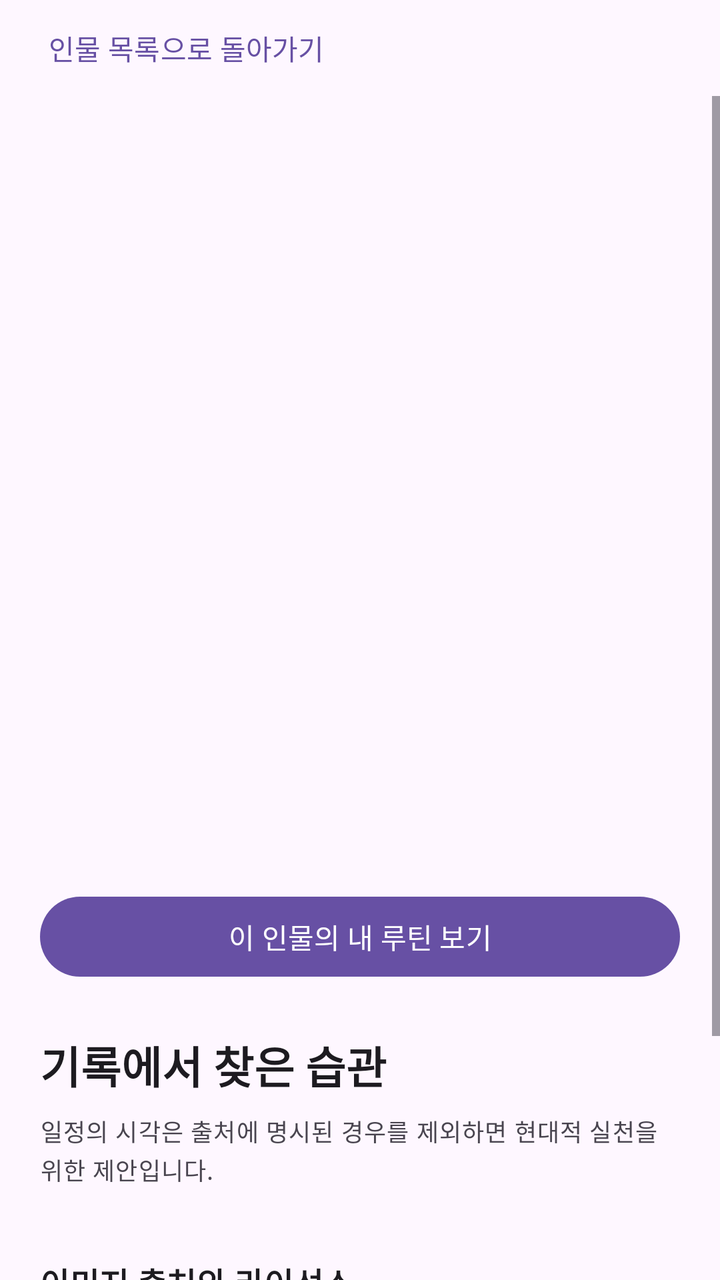
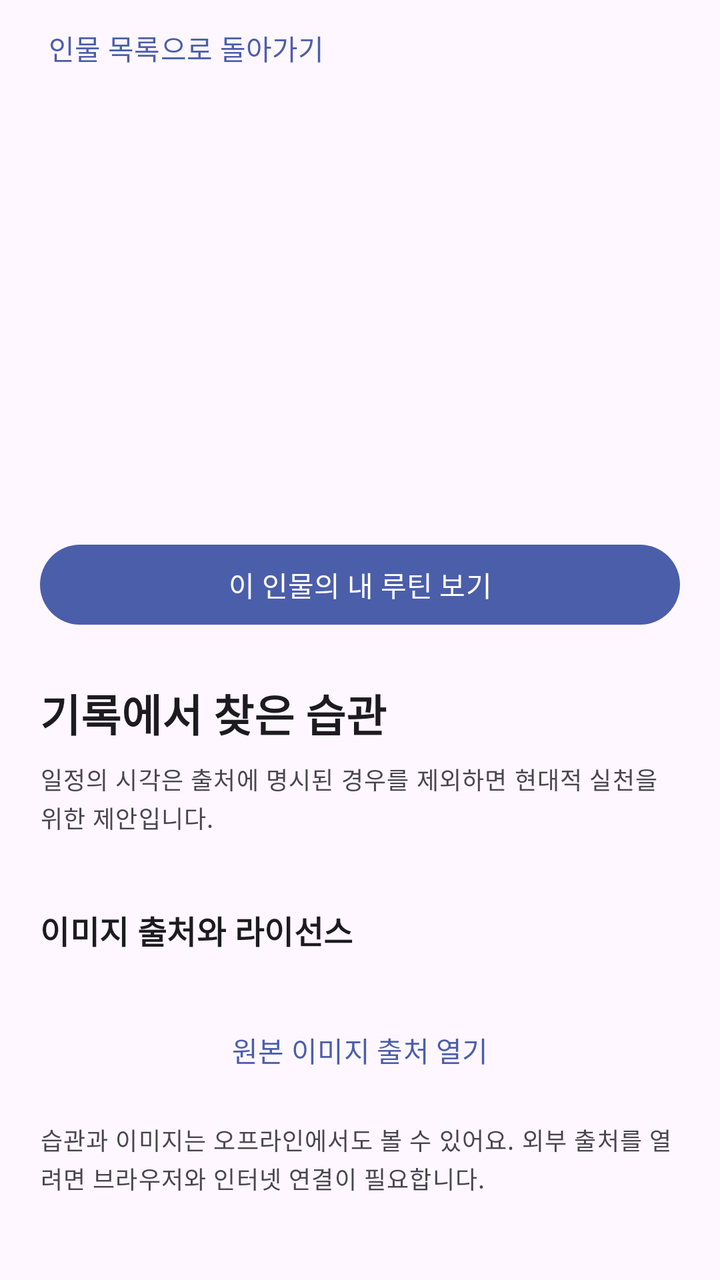

Two renders of the same Android screen: before a commit and after it. Below are the layout's source before the change and the commit's diff.
<!-- AndroidManifest.xml: application theme Theme.AndroidApp -->
<!-- res/layout/activity_hero_detail.xml -->
<?xml version="1.0" encoding="utf-8"?>
<LinearLayout xmlns:android="http://schemas.android.com/apk/res/android"
    android:layout_width="match_parent"
    android:layout_height="match_parent"
    android:background="?attr/colorSurface"
    android:orientation="vertical">

    <Button
        android:id="@+id/heroDetailBack"
        style="?attr/borderlessButtonStyle"
        android:layout_width="wrap_content"
        android:layout_height="wrap_content"
        android:layout_marginStart="12dp"
        android:minHeight="48dp"
        android:text="@string/hero_back" />

    <TextView
        android:id="@+id/heroDetailError"
        android:layout_width="match_parent"
        android:layout_height="wrap_content"
        android:padding="24dp"
        android:text="@string/hero_not_found"
        android:textAppearance="?attr/textAppearanceBodyLarge"
        android:visibility="gone" />

    <ScrollView
        android:id="@+id/heroDetailContent"
        android:layout_width="match_parent"
        android:layout_height="0dp"
        android:layout_weight="1"
        android:fillViewport="true">

        <LinearLayout
            android:layout_width="match_parent"
            android:layout_height="wrap_content"
            android:orientation="vertical"
            android:padding="20dp">

            <ImageView
                android:id="@+id/heroDetailPortrait"
                android:layout_width="match_parent"
                android:layout_height="240dp"
                android:adjustViewBounds="true"
                android:scaleType="fitCenter"
                android:contentDescription="@null" />

            <TextView
                android:id="@+id/heroDetailName"
                android:layout_width="match_parent"
                android:layout_height="wrap_content"
                android:layout_marginTop="16dp"
                android:textAppearance="?attr/textAppearanceHeadlineLarge"
                android:textStyle="bold" />

            <TextView
                android:id="@+id/heroDetailField"
                android:layout_width="match_parent"
                android:layout_height="wrap_content"
                android:layout_marginTop="6dp"
                android:textAppearance="?attr/textAppearanceTitleMedium" />

            <TextView
                android:id="@+id/heroDetailBio"
                android:layout_width="match_parent"
                android:layout_height="wrap_content"
                android:layout_marginTop="12dp"
                android:lineSpacingExtra="4dp"
                android:textAppearance="?attr/textAppearanceBodyLarge"
                android:textIsSelectable="true" />

            <Button
                android:id="@+id/heroPersonalRoutines"
                android:layout_width="match_parent"
                android:layout_height="wrap_content"
                android:layout_marginTop="16dp"
                android:minHeight="48dp"
                android:text="@string/hero_detail_select" />

            <TextView
                android:id="@+id/heroStorageError"
                android:layout_width="match_parent"
                android:layout_height="wrap_content"
                android:text="@string/hero_load_error"
                android:textColor="?attr/colorError"
                android:accessibilityLiveRegion="polite"
                android:visibility="gone" />

            <TextView
                android:id="@+id/heroDetailAlarmStatus"
                android:layout_width="match_parent"
                android:layout_height="wrap_content"
                android:layout_marginTop="8dp"
                android:accessibilityLiveRegion="polite"
                android:text="@string/hero_alarm_restore_error"
                android:textAppearance="?attr/textAppearanceBodySmall"
                android:textColor="?attr/colorError"
                android:visibility="gone" />

            <Button
                android:id="@+id/heroStorageRetry"
                style="?attr/borderlessButtonStyle"
                android:layout_width="wrap_content"
                android:layout_height="wrap_content"
                android:minHeight="48dp"
                android:text="@string/hero_retry"
                android:visibility="gone" />

            <TextView
                android:layout_width="match_parent"
                android:layout_height="wrap_content"
                android:layout_marginTop="24dp"
                android:text="@string/hero_routine_heading"
                android:textAppearance="?attr/textAppearanceTitleLarge"
                android:textStyle="bold" />

            <TextView
                android:layout_width="match_parent"
                android:layout_height="wrap_content"
                android:layout_marginTop="8dp"
                android:text="@string/hero_sample_notice"
                android:textAppearance="?attr/textAppearanceBodySmall" />

            <LinearLayout
                android:id="@+id/historicalRoutineContainer"
                android:layout_width="match_parent"
                android:layout_height="wrap_content"
                android:layout_marginTop="12dp"
                android:orientation="vertical" />

            <TextView
                android:layout_width="match_parent"
                android:layout_height="wrap_content"
                android:layout_marginTop="24dp"
                android:text="@string/hero_portrait_credit_heading"
                android:textAppearance="?attr/textAppearanceTitleMedium"
                android:textStyle="bold" />

            <TextView
                android:id="@+id/heroPortraitCredit"
                android:layout_width="match_parent"
                android:layout_height="wrap_content"
                android:layout_marginTop="8dp"
                android:textAppearance="?attr/textAppearanceBodySmall"
                android:textIsSelectable="true" />

            <Button
                android:id="@+id/heroPortraitSource"
                style="?attr/borderlessButtonStyle"
                android:layout_width="match_parent"
                android:layout_height="wrap_content"
                android:minHeight="48dp"
                android:text="@string/hero_portrait_source" />

            <TextView
                android:layout_width="match_parent"
                android:layout_height="wrap_content"
                android:layout_marginTop="12dp"
                android:text="@string/hero_source_external_notice"
                android:textAppearance="?attr/textAppearanceBodySmall" />
        </LinearLayout>
    </ScrollView>
</LinearLayout>
<!-- resources referenced by this layout -->
<resources>
  <string name="hero_alarm_restore_error">알림 예약을 복원하지 못했습니다. 설정에서 알림 상태를 확인하고 다시 앱을 열어주세요.</string>
  <string name="hero_back">인물 목록으로 돌아가기</string>
  <string name="hero_detail_select">이 인물의 내 루틴 보기</string>
  <string name="hero_load_error">저장된 루틴을 읽지 못했습니다. 다시 열어 확인해주세요.</string>
  <string name="hero_not_found">해당 인물을 찾을 수 없습니다. 인물 목록에서 다시 선택해주세요.</string>
  <string name="hero_portrait_credit_heading">이미지 출처와 라이선스</string>
  <string name="hero_portrait_source">원본 이미지 출처 열기</string>
  <string name="hero_retry">다시 읽기</string>
  <string name="hero_routine_heading">기록에서 찾은 습관</string>
  <string name="hero_sample_notice">일정의 시각은 출처에 명시된 경우를 제외하면 현대적 실천을 위한 제안입니다.</string>
  <string name="hero_source_external_notice">습관과 이미지는 오프라인에서도 볼 수 있어요. 외부 출처를 열려면 브라우저와 인터넷 연결이 필요합니다.</string>
  <style name="Theme.AndroidApp" parent="Base.Theme.AndroidApp" />
  <style name="Base.Theme.AndroidApp" parent="Theme.Material3.DayNight.NoActionBar">
          
          
      </style>
</resources>

<!-- the commit's change to res/layout/activity_hero_detail.xml (unified diff, before → after) -->
@@ -38,8 +38,8 @@
 
             <ImageView
                 android:id="@+id/heroDetailPortrait"
-                android:layout_width="match_parent"
-                android:layout_height="240dp"
+                android:layout_width="64dp"
+                android:layout_height="64dp"
                 android:adjustViewBounds="true"
                 android:scaleType="fitCenter"
                 android:contentDescription="@null" />
<!-- resource entries referenced after the edit -->
@@ -13,8 +13,11 @@
   <string name="hero_source_external_notice">습관과 이미지는 오프라인에서도 볼 수 있어요. 외부 출처를 열려면 브라우저와 인터넷 연결이 필요합니다.</string>
   <style name="Theme.AndroidApp" parent="Base.Theme.AndroidApp" />
   <style name="Base.Theme.AndroidApp" parent="Theme.Material3.DayNight.NoActionBar">
+          <item name="colorPrimary">@color/home_primary</item>
+          <item name="colorSecondary">@color/home_primary</item>
           
           
       </style>
+  <color name="home_primary">#4B5EAA</color>
 </resources>
 
